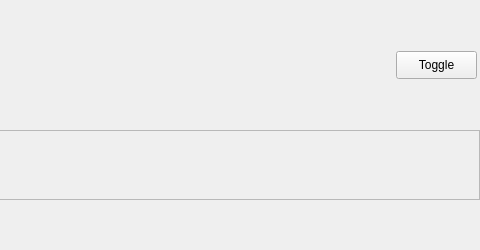
Assimilater/Questions, file Qt/tablerow.ui: the form before one commit; both pictures show x 350 to 830 and y 0 to 250 of the 830 by 250 pixel window.
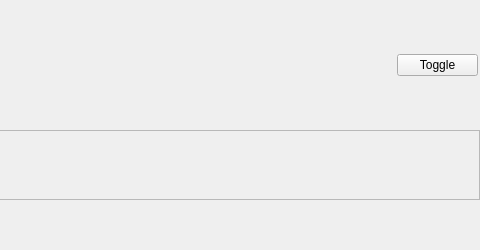
The form after the commit.

Patch:
```diff
--- a/Qt/tablerow.ui
+++ b/Qt/tablerow.ui
@@ -188,26 +188,43 @@
        <rect>
         <x>746</x>
         <y>0</y>
-        <width>84</width>
+        <width>83</width>
         <height>30</height>
        </rect>
       </property>
+      <property name="sizePolicy">
+       <sizepolicy hsizetype="Preferred" vsizetype="Fixed">
+        <horstretch>0</horstretch>
+        <verstretch>0</verstretch>
+       </sizepolicy>
+      </property>
       <property name="autoFillBackground">
        <bool>false</bool>
       </property>
-      <widget class="QPushButton" name="btnToggle">
-       <property name="geometry">
-        <rect>
-         <x>0</x>
-         <y>1</y>
-         <width>81</width>
-         <height>28</height>
-        </rect>
+      <layout class="QHBoxLayout" name="horizontalLayout">
+       <property name="spacing">
+        <number>0</number>
        </property>
-       <property name="text">
-        <string>Toggle</string>
+       <property name="leftMargin">
+        <number>1</number>
        </property>
-      </widget>
+       <property name="topMargin">
+        <number>1</number>
+       </property>
+       <property name="rightMargin">
+        <number>1</number>
+       </property>
+       <property name="bottomMargin">
+        <number>1</number>
+       </property>
+       <item>
+        <widget class="QPushButton" name="toggle">
+         <property name="text">
+          <string>Toggle</string>
+         </property>
+        </widget>
+       </item>
+      </layout>
      </widget>
     </widget>
    </item>
```
Left out of the diff: 4 changed lines with no effect on the pictures.
